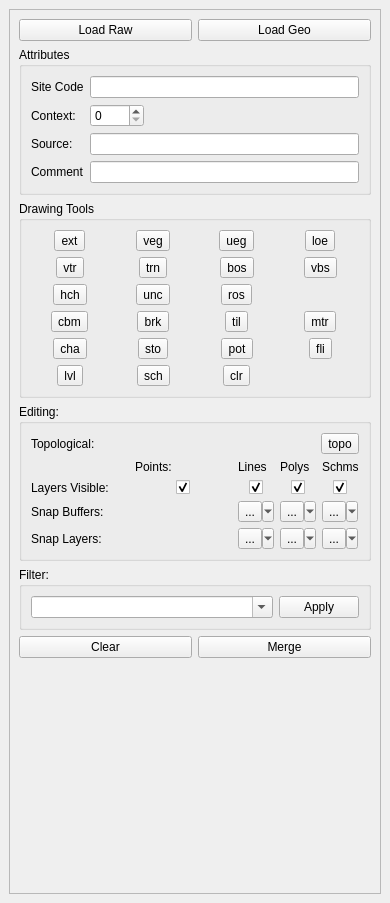
Before: the Qt Designer form plan/plan_dock_base.ui in lparchaeology/ArkPlan, drawn with Qt 5.
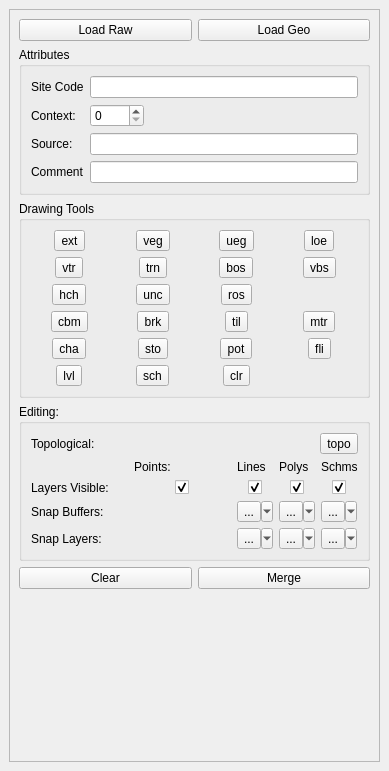
After: the same form once the commit is applied. Custom widgets are drawn as their Qt base class.

Commit message:
Remove filter from Plan dock
Use separate dock instead

```diff
--- a/plan/plan_dock_base.ui
+++ b/plan/plan_dock_base.ui
@@ -6,8 +6,8 @@
    <rect>
     <x>0</x>
     <y>0</y>
-    <width>390</width>
-    <height>903</height>
+    <width>389</width>
+    <height>771</height>
    </rect>
   </property>
   <property name="sizePolicy">
@@ -40,8 +40,8 @@
         <rect>
          <x>0</x>
          <y>0</y>
-         <width>373</width>
-         <height>855</height>
+         <width>363</width>
+         <height>719</height>
         </rect>
        </property>
        <layout class="QVBoxLayout" name="verticalLayout">
@@ -714,39 +714,6 @@
           </layout>
          </widget>
         </item>
-        <item>
-         <widget class="QGroupBox" name="m_existingContextsGroup">
-          <property name="title">
-           <string>Filter:</string>
-          </property>
-          <layout class="QVBoxLayout" name="verticalLayout_2">
-           <item>
-            <layout class="QHBoxLayout" name="horizontalLayout_2">
-             <item>
-              <widget class="QComboBox" name="m_contextFilterCombo">
-               <property name="sizePolicy">
-                <sizepolicy hsizetype="Expanding" vsizetype="Fixed">
-                 <horstretch>0</horstretch>
-                 <verstretch>0</verstretch>
-                </sizepolicy>
-               </property>
-               <property name="editable">
-                <bool>true</bool>
-               </property>
-              </widget>
-             </item>
-             <item>
-              <widget class="QPushButton" name="m_contextFilterButton">
-               <property name="text">
-                <string>Apply</string>
-               </property>
-              </widget>
-             </item>
-            </layout>
-           </item>
-          </layout>
-         </widget>
-        </item>
         <item>
          <layout class="QHBoxLayout" name="horizontalLayout">
           <item>
```
Left out of the diff: 2 changed lines with no effect on the pictures. The commit also changes 3 other files.
